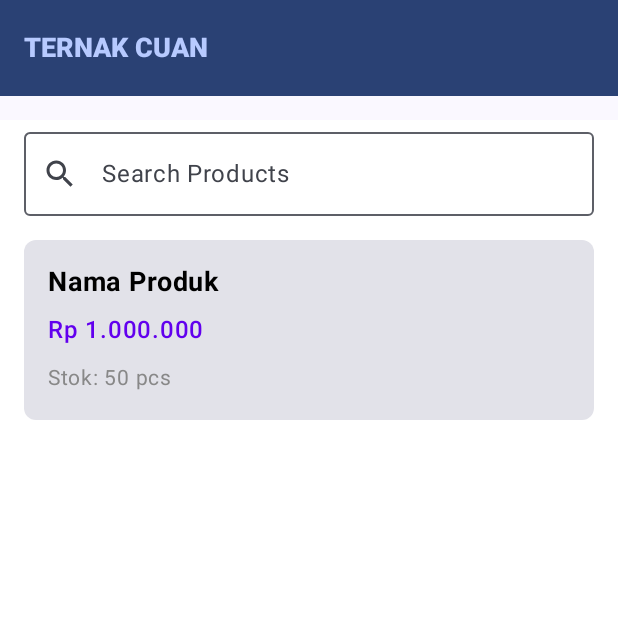
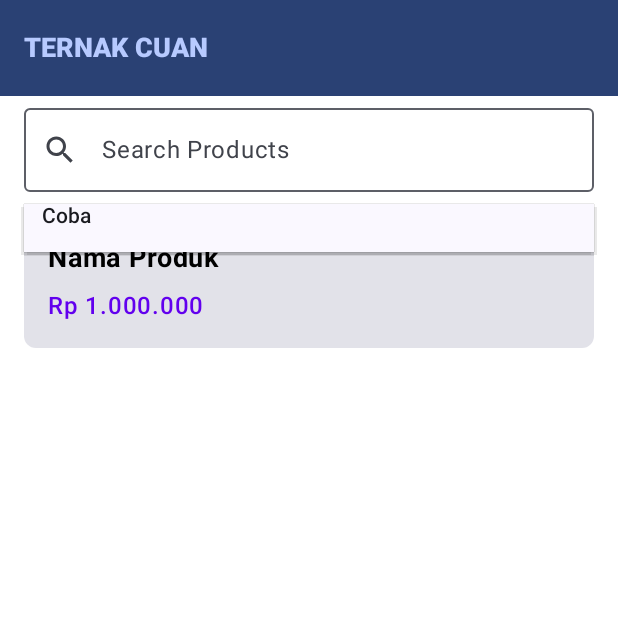
Before and after one commit to hendrapaiton/ranpur, an Android app built with Jetpack Compose: the SalesPage screen opened through its navigation route, on a phone screen of 412 x 824 dp, the top half of it. Run offline under Robolectric (Android 15) with nearby library versions, the light colour scheme and no system bars; network calls fail; 1 statement that could not run was skipped.

Commit message:
Refine Sales Page UI with Search and Dropdown
This commit refines the sales page layout using Jetpack Compose.
- Updates `SalesPage.kt` to enhance the sales page.
- Modifies the search field layout and adds a dropdown menu for search suggestions.
- Moves `OutlinedTextField` and `DropdownMenu` into `Column` composable.
- The `DropdownMenu` is now positioned below the search field.
- Add `DropdownMenuItem` to display "Coba" text.
- The `DropdownMenu` and its child elements use `Modifier.offset` to adjust the layout.
- Removes `Spacer` between price and stock in the product card.
- Removes `SalesPagePreview` function.
- Removes `background` modifier in the root composable of `SalesPage`.
- Removes `padding` modifier in root composable of `SalesPage`.
- Removes `height` and `fillMaxWidth` modifier in root composable of `SalesPage`.
- Adds `fillMaxWidth` modifier in `OutlinedTextField` composable.
- Adds `padding`, `border`, and `shadowElevation` modifier in `DropdownMenu` composable.
- Adds `background` modifier in the `Column` inside the `DropdownMenu`.

```diff
--- a/app/src/main/java/cloud/hendra/ranpur/ui/screen/SalesPage.kt
+++ b/app/src/main/java/cloud/hendra/ranpur/ui/screen/SalesPage.kt
@@ -1,17 +1,22 @@
 package cloud.hendra.ranpur.ui.screen
 
+import androidx.compose.foundation.BorderStroke
 import androidx.compose.foundation.background
+import androidx.compose.foundation.layout.Box
 import androidx.compose.foundation.layout.Column
 import androidx.compose.foundation.layout.Row
 import androidx.compose.foundation.layout.Spacer
 import androidx.compose.foundation.layout.fillMaxSize
 import androidx.compose.foundation.layout.fillMaxWidth
 import androidx.compose.foundation.layout.height
+import androidx.compose.foundation.layout.offset
 import androidx.compose.foundation.layout.padding
 import androidx.compose.foundation.shape.RoundedCornerShape
 import androidx.compose.material.icons.Icons
 import androidx.compose.material.icons.filled.Search
 import androidx.compose.material3.Card
+import androidx.compose.material3.DropdownMenu
+import androidx.compose.material3.DropdownMenuItem
 import androidx.compose.material3.ExperimentalMaterial3Api
 import androidx.compose.material3.Icon
 import androidx.compose.material3.MaterialTheme
@@ -28,7 +33,6 @@ import androidx.compose.runtime.setValue
 import androidx.compose.ui.Modifier
 import androidx.compose.ui.graphics.Color
 import androidx.compose.ui.text.font.FontWeight
-import androidx.compose.ui.tooling.preview.Preview
 import androidx.compose.ui.unit.dp
 import androidx.compose.ui.unit.sp
 
@@ -59,22 +63,51 @@ fun SalesPage() {
     ) { innerPadding ->
         Column(
             modifier = Modifier
-                .padding(top = 16.dp)
                 .padding(innerPadding)
                 .fillMaxSize()
                 .background(Color.White)
         ) {
+            Column(
+                modifier = Modifier
+                    .fillMaxWidth()
+                    .padding(horizontal = 16.dp)
+            ) {
                 OutlinedTextField(
                     value = searchQuery,
                     onValueChange = { searchQuery = it },
-                modifier = Modifier
-                    .fillMaxWidth()
-                    .padding(horizontal = 16.dp),
+                    modifier = Modifier.fillMaxWidth(),
                     leadingIcon = {
                         Icon(Icons.Filled.Search, contentDescription = "Search")
                     },
                     label = { Text("Search Products") }
                 )
+                DropdownMenu(
+                    modifier = Modifier
+                        .fillMaxWidth()
+                        .padding(vertical = 0.dp),
+                    expanded = true,
+                    onDismissRequest = { },
+                    containerColor = Color.Transparent,
+                    border = BorderStroke(0.dp, Color.Transparent),
+                    shadowElevation = 0.dp
+                ) {
+                    Box(
+                        modifier = Modifier
+                            .padding(horizontal = 16.dp, vertical = 0.dp)
+                            .offset(y = (-16).dp)
+                    ) {
+                        Column(
+                            modifier = Modifier
+                                .background(MaterialTheme.colorScheme.surface)
+                        ) {
+                            DropdownMenuItem(
+                                text = { Text(text = "Coba") },
+                                onClick = {}
+                            )
+                        }
+                    }
+                }
+            }
             Spacer(modifier = Modifier.height(16.dp))
             Card(
                 modifier = Modifier
@@ -94,33 +127,16 @@ fun SalesPage() {
                             fontWeight = FontWeight.Bold,
                             color = Color.Black
                         )
-
                         Spacer(modifier = Modifier.height(8.dp))
-
                         Text(
                             text = "Rp 1.000.000",
                             fontSize = 16.sp,
                             color = Color(0xFF6200EE),
                             fontWeight = FontWeight.Medium
                         )
-
-                        Spacer(modifier = Modifier.height(8.dp))
-
-                        Text(
-                            text = "Stok: 50 pcs",
-                            fontSize = 14.sp,
-                            color = Color.Gray
-                        )
                     }
                 }
             }
         }
-
     }
 }
-
-@Preview(showBackground = true)
-@Composable
-fun SalesPagePreview() {
-    SalesPage()
-}
```
Lines whose indentation alone changed are shown as unchanged.
